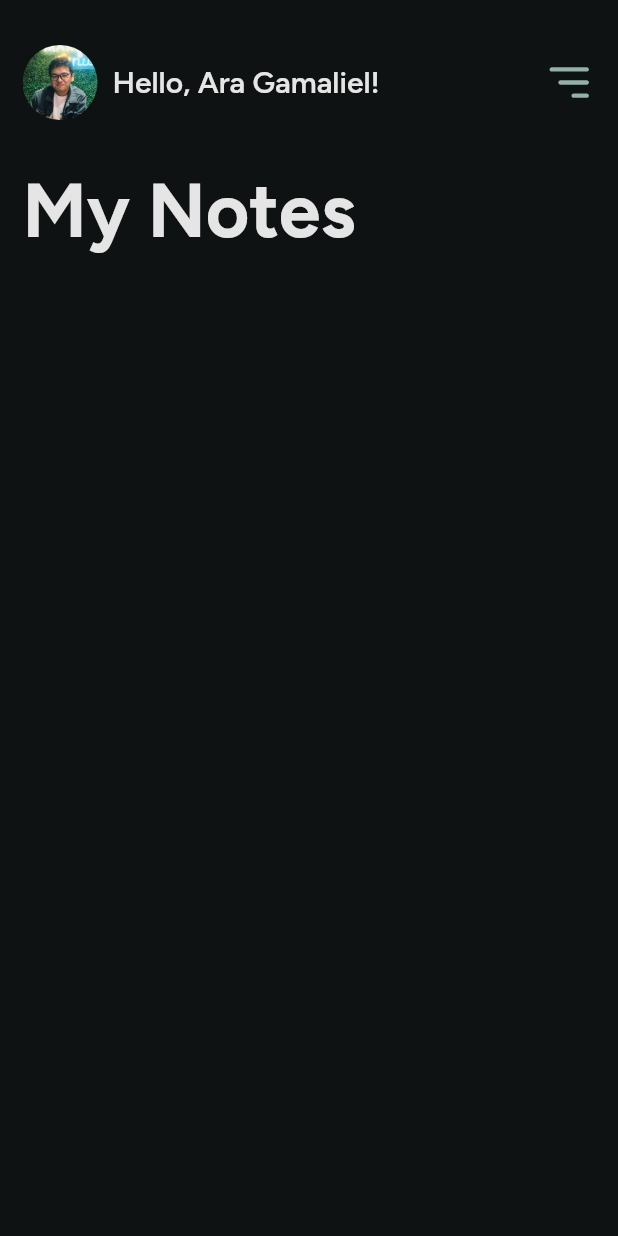
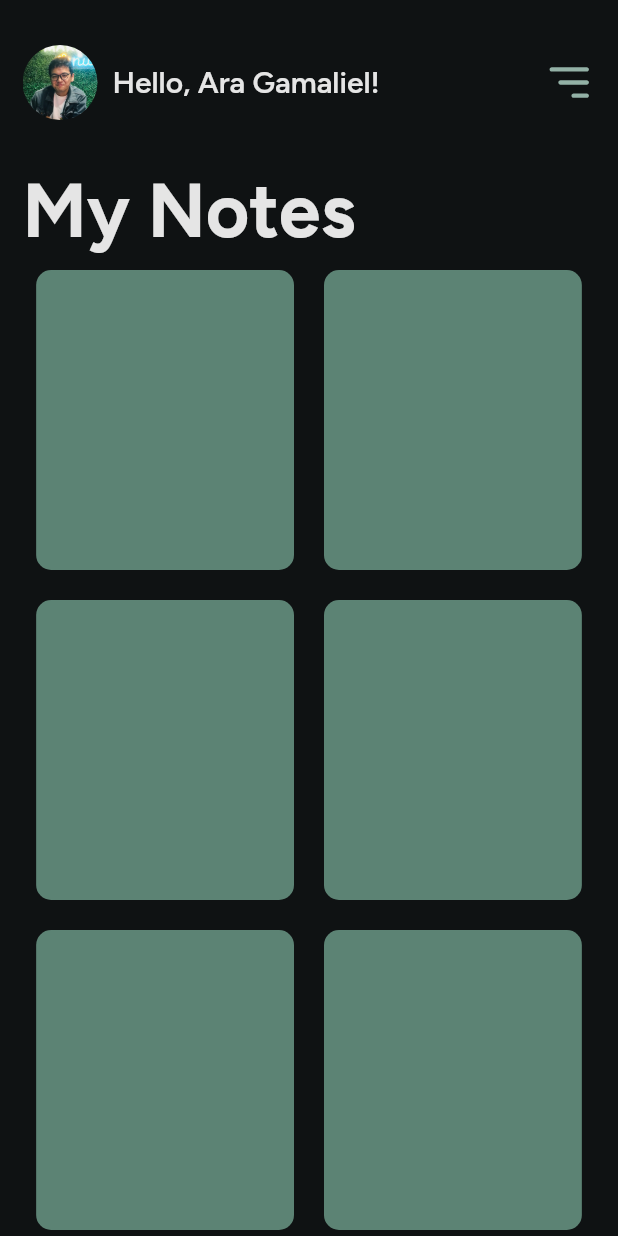
Before and after one commit to gamalielara/decipher, a Flutter app: the HomeScreen screen opened by its route, on a phone screen of 412 x 824 dp. Run offline on Flutter 3.47's test engine with Material 2 defaults, Android fonts, the phone set to English and light mode, and no system bars; our stand-ins replace flutter_svg.

Commit message:
add notebox

```diff
--- a/lib/screens/home/home_screen.dart
+++ b/lib/screens/home/home_screen.dart
@@ -23,6 +23,8 @@ class _HomeScreenState extends State<HomeScreen> {
         width: double.infinity,
         height: double.infinity,
         child: SafeArea(
+          child: SingleChildScrollView(
+            scrollDirection: Axis.vertical,
             child: Padding(
               padding: EdgeInsets.symmetric(vertical: 30, horizontal: 15),
               child: Column(
@@ -32,6 +34,7 @@ class _HomeScreenState extends State<HomeScreen> {
                 ],
               ),
             ),
+          ),
         ));
   }
 }
--- a/lib/screens/home/widgets/body.dart
+++ b/lib/screens/home/widgets/body.dart
@@ -1,3 +1,5 @@
+import 'package:decipher/screens/home/widgets/note_box.dart';
+import 'package:decipher/theme/colors.dart';
 import 'package:decipher/theme/text.dart';
 import 'package:flutter/cupertino.dart';
 
@@ -18,7 +20,24 @@ class Body extends StatelessWidget {
             ),
             textAlign: TextAlign.left,
           ),
-        )
+        ),
+        const SizedBox(height: 10),
+        Container(
+          width: double.infinity,
+          child: Wrap(
+            spacing: 20,
+            runSpacing: 20,
+            alignment: WrapAlignment.center,
+            children: List.generate(
+              10,
+              (index) => Column(
+                children: [
+                  NoteBox(color: AppThemeColor.primary)
+                ],
+              ),
+            ),
+          ),
+        ),
       ],
     );
   }
--- /dev/null
+++ b/lib/screens/home/widgets/note_box.dart
@@ -0,0 +1,23 @@
+import 'package:flutter/cupertino.dart';
+
+class NoteBox extends StatelessWidget {
+  final Color color;
+
+  const NoteBox({super.key, required this.color});
+
+  @override
+  Widget build(BuildContext context) {
+    return LayoutBuilder(
+      builder: (BuildContext context, BoxConstraints constraints) {
+        final double widthFactor = 0.45;
+
+        return Container(
+          width: constraints.maxWidth * widthFactor,
+          height: 200,
+          decoration: BoxDecoration(
+              color: this.color, borderRadius: BorderRadius.circular(10)),
+        );
+      },
+    );
+  }
+}
```
Lines whose indentation alone changed are shown as unchanged.
